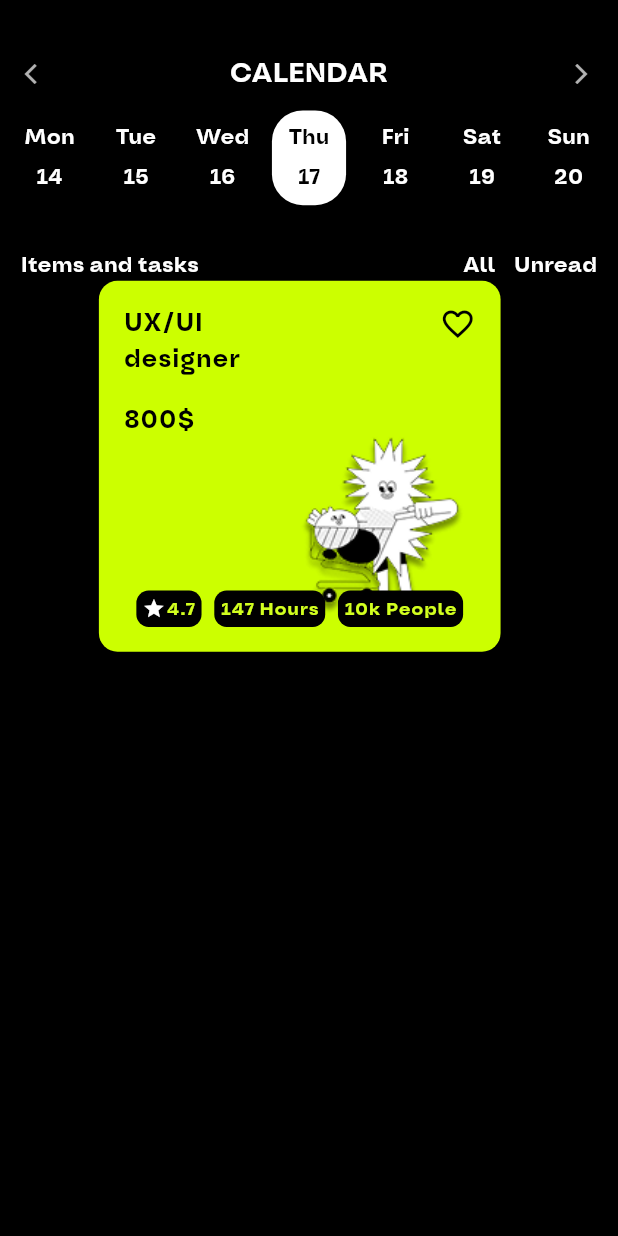
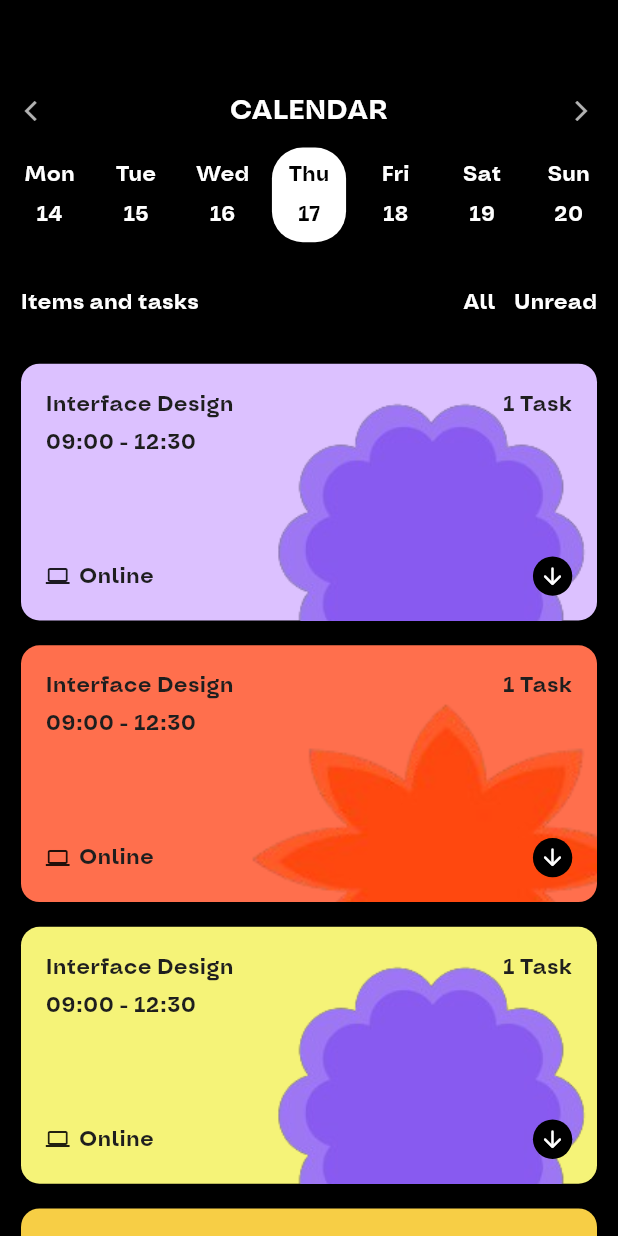
Before and after one commit to waqas1343/careerbuilder, a Flutter app: the LearningScreen screen opened directly, on a phone screen of 412 x 824 dp. Run offline on Flutter 3.47's test engine with Material 3 defaults, Android fonts, the light colour scheme and no system bars; our stand-ins replace sizer.

Commit message:
learning screen complete

```diff
--- a/lib/main.dart
+++ b/lib/main.dart
@@ -27,7 +27,7 @@ class MyApp extends StatelessWidget {
             theme: AppTextTheme.lightTheme,
             darkTheme: AppTextTheme.darkTheme,
             themeMode: ThemeMode.light,
-            home: BottomNavScreen(),
+            home: LearningScreen(),
           );
         },
       ),
--- /dev/null
+++ b/lib/model/learning_task_model/learning_task_model.dart
@@ -0,0 +1,19 @@
+import 'package:flutter/material.dart';
+
+class TaskModel {
+  final String title;
+  final String time;
+  final String taskCount;
+  final String mode;
+  final String image;
+   final Color color;
+
+  TaskModel({
+    required this.image,
+    required this.title,
+    required this.time,
+    required this.taskCount,
+    required this.mode,
+    required this.color,
+  });
+}
--- a/lib/utils/constant/app_images/app_images.dart
+++ b/lib/utils/constant/app_images/app_images.dart
@@ -9,4 +9,6 @@ class AppImages {
   static const String banner4 = 'assets/images/31.png';
   static const String banner5 = 'assets/images/33.png';
   static const String banner6 = 'assets/images/34.png';
+  static const String learning1 = 'assets/images/41.png';
+  static const String learning2 = 'assets/images/42.png';
 }
--- a/lib/utils/text_theme/text_theme.dart
+++ b/lib/utils/text_theme/text_theme.dart
@@ -22,7 +22,7 @@ class AppTextTheme {
       titleLarge: TextStyle(
           fontSize: 18, fontWeight: FontWeight.w500, color: Appcolors.btColorW),
       titleMedium: TextStyle(
-          fontSize: 16, fontWeight: FontWeight.w400, color: Appcolors.btColorW),
+          fontSize: 14, fontWeight: FontWeight.w400, color: Appcolors.bgColor),
       titleSmall: TextStyle(
           fontSize: 14, fontWeight: FontWeight.w400, color: Appcolors.btColorW),
       bodyLarge: TextStyle(
@@ -66,7 +66,7 @@ class AppTextTheme {
       titleLarge: TextStyle(
           fontSize: 18, fontWeight: FontWeight.w500, color: Colors.white70),
       titleMedium: TextStyle(
-          fontSize: 16, fontWeight: FontWeight.w400, color: Colors.white70),
+          fontSize: 16, fontWeight: FontWeight.w400, color: Appcolors.bgColor),
       titleSmall: TextStyle(
           fontSize: 14, fontWeight: FontWeight.w400, color: Colors.white60),
       bodyLarge: TextStyle(
--- a/lib/view/screens/learning_screen/learning_screen.dart
+++ b/lib/view/screens/learning_screen/learning_screen.dart
@@ -1,9 +1,11 @@
-import 'package:careerbuilder/model/course_lists/course_list.dart';
+import 'package:careerbuilder/model/learning_task_model/learning_task_model.dart';
 import 'package:careerbuilder/utils/constant/app_strings/appstrings.dart';
 import 'package:careerbuilder/utils/constant/custom_text/custom_text.dart';
+import 'package:careerbuilder/view_model/Controller/learning_task/learning_task_controller.dart';
 import 'package:careerbuilder/widgets/calender_widget/calender_widget.dart';
-import 'package:careerbuilder/widgets/custom_card_widget/custom_card_widget.dart';
+import 'package:careerbuilder/widgets/learning_task_card_widget/learning_task_card_widget.dart';
 import 'package:flutter/material.dart';
+import 'package:provider/provider.dart';
 import 'package:sizer/sizer.dart';
 
 class LearningScreen extends StatelessWidget {
@@ -11,15 +13,16 @@ class LearningScreen extends StatelessWidget {
 
   @override
   Widget build(BuildContext context) {
+    final tasks = Provider.of<TaskProvider>(context).tasks;
+
     return Scaffold(
       body: Column(
         children: [
-          SizedBox(
-            child: CalendarWidget(),
-          ),
+          const CalendarWidget(),
           Padding(
             padding: const EdgeInsets.all(14.0),
             child: Column(
+              crossAxisAlignment: CrossAxisAlignment.start,
               children: [
                 Row(
                   children: [
@@ -27,21 +30,29 @@ class LearningScreen extends StatelessWidget {
                       text: Appstrings.itemsTasks,
                       style: Theme.of(context).textTheme.titleSmall,
                     ),
-                    Spacer(),
+                    const Spacer(),
                     CustomText(
                       text: Appstrings.all,
                       style: Theme.of(context).textTheme.titleSmall,
                     ),
                     SizedBox(width: 3.w),
                     CustomText(
-                        text: Appstrings.unRead,
-                        style: Theme.of(context).textTheme.titleSmall),
+                      text: Appstrings.unRead,
+                      style: Theme.of(context).textTheme.titleSmall,
+                    ),
                   ],
                 ),
-                SizedBox(
-                  child: CustomCourseCard(course: courseList.first),
-                )
+                SizedBox(height: 1.h),
               ],
+            ),
+          ),
+          Expanded(
+            child: ListView.builder(
+              padding: const EdgeInsets.symmetric(horizontal: 14),
+              itemCount: tasks.length,
+              itemBuilder: (context, index) {
+                return TaskCard(task: tasks[index]);
+              },
             ),
           ),
         ],
--- /dev/null
+++ b/lib/view_model/Controller/learning_task/learning_task_controller.dart
@@ -0,0 +1,41 @@
+import 'package:careerbuilder/model/learning_task_model/learning_task_model.dart';
+import 'package:careerbuilder/utils/constant/app_colours/appcolors.dart';
+import 'package:careerbuilder/utils/constant/app_images/app_images.dart';
+import 'package:flutter/material.dart';
+
+class TaskProvider with ChangeNotifier {
+  final List<TaskModel> _tasks = [
+    TaskModel(
+      title: 'Interface Design',
+      time: '09:00 - 12:30',
+      taskCount: '1 Task',
+      mode: 'Online',
+      image: AppImages.learning1,
+      color: Appcolors.onBOne,
+    ),
+    TaskModel(
+      title: 'Interface Design',
+      time: '09:00 - 12:30',
+      taskCount: '1 Task',
+      mode: 'Online',
+      image: AppImages.learning2,
+      color: Appcolors.redColor,
+    ),
+    TaskModel(
+        title: 'Interface Design',
+        time: '09:00 - 12:30',
+        taskCount: '1 Task',
+        mode: 'Online',
+        image: AppImages.learning1,
+        color: Appcolors.btColor),
+    TaskModel(
+        title: 'Interface Design',
+        time: '09:00 - 12:30',
+        taskCount: '1 Task',
+        mode: 'Online',
+        image: AppImages.learning1,
+        color: Appcolors.onBtwo),
+  ];
+
+  List<TaskModel> get tasks => _tasks;
+}
--- a/lib/view_model/multi_Provider/multi_providers.dart
+++ b/lib/view_model/multi_Provider/multi_providers.dart
@@ -1,6 +1,7 @@
 import 'package:careerbuilder/view_model/Controller/bottom_navigation_controller/bottom_navigation_controller.dart';
 import 'package:careerbuilder/view_model/Controller/calender_provider/calender_provider.dart';
 import 'package:careerbuilder/view_model/Controller/category_selector_controller/category_selector_controller.dart';
+import 'package:careerbuilder/view_model/Controller/learning_task/learning_task_controller.dart';
 import 'package:careerbuilder/view_model/Controller/splashscreen_controller.dart';
 import 'package:provider/provider.dart';
 
@@ -22,4 +23,7 @@ final List<ChangeNotifierProvider> multiAppProvider = [
   ChangeNotifierProvider<CalendarProvider>(
     create: (context) => CalendarProvider(),
   ),
+  ChangeNotifierProvider<TaskProvider>(
+    create: (context) => TaskProvider(),
+  ),
 ];
--- a/lib/widgets/calender_widget/calender_widget.dart
+++ b/lib/widgets/calender_widget/calender_widget.dart
@@ -27,7 +27,7 @@ class CalendarWidget extends StatelessWidget {
       child: Column(
         children: [
           SizedBox(
-            height: 2.h,
+            height: 5.h,
           ),
           Row(
             mainAxisAlignment: MainAxisAlignment.spaceBetween,
--- a/lib/widgets/custom_card_widget/custom_card_widget.dart
+++ b/lib/widgets/custom_card_widget/custom_card_widget.dart
@@ -1,5 +1,4 @@
 import 'package:careerbuilder/model/course_lists/course_list.dart';
-import 'package:careerbuilder/model/course_model/course_listview_model.dart';
 import 'package:careerbuilder/utils/constant/custom_text/custom_text.dart';
 import 'package:flutter/material.dart';
 import 'package:sizer/sizer.dart';
--- /dev/null
+++ b/lib/widgets/learning_task_card_widget/learning_task_card_widget.dart
@@ -0,0 +1,96 @@
+import 'package:careerbuilder/model/learning_task_model/learning_task_model.dart';
+import 'package:careerbuilder/utils/constant/custom_text/custom_text.dart';
+import 'package:flutter/material.dart';
+import 'package:sizer/sizer.dart';
+
+class TaskCard extends StatelessWidget {
+  final TaskModel task;
+  const TaskCard({required this.task, super.key});
+
+  @override
+  Widget build(BuildContext context) {
+    return Container(
+      margin: EdgeInsets.symmetric(vertical: 1.h),
+      decoration: BoxDecoration(
+        color: task.color,
+        borderRadius: BorderRadius.circular(3.w),
+      ),
+      width: double.infinity,
+      child: Stack(
+        children: [
+          Positioned(
+            bottom: -10.h,
+            right: -13.w,
+            child: Container(
+              height: 30.h,
+              width: 75.w,
+              decoration: const BoxDecoration(
+                shape: BoxShape.circle,
+              ),
+              child: ClipOval(
+                child: Image.asset(
+                  task.image,
+                  fit: BoxFit.contain,
+                ),
+              ),
+            ),
+          ),
+          Padding(
+            padding: EdgeInsets.symmetric(horizontal: 4.w, vertical: 2.h),
+            child: Column(
+              crossAxisAlignment: CrossAxisAlignment.start,
+              children: [
+                Row(
+                  children: [
+                    CustomText(
+                      text: task.title,
+                      style: Theme.of(context).textTheme.titleMedium,
+                    ),
+                    const Spacer(),
+                    CustomText(
+                      text: task.taskCount,
+                      style: Theme.of(context).textTheme.titleMedium,
+                    ),
+                  ],
+                ),
+                SizedBox(height: 0.5.h),
+                CustomText(
+                  text: task.time,
+                  style: Theme.of(context).textTheme.titleMedium,
+                ),
+                SizedBox(height: 8.h), // was 65 fixed, now responsive
+                Row(
+                  mainAxisAlignment: MainAxisAlignment.spaceBetween,
+                  children: [
+                    Row(
+                      children: [
+                        const Icon(Icons.computer, size: 16),
+                        SizedBox(width: 1.5.w),
+                        CustomText(
+                          text: task.mode,
+                          style: Theme.of(context).textTheme.titleMedium,
+                        ),
+                      ],
+                    ),
+                    Container(
+                      decoration: const BoxDecoration(
+                        color: Colors.black,
+                        shape: BoxShape.circle,
+                      ),
+                      padding: EdgeInsets.all(1.w),
+                      child: const Icon(
+                        Icons.arrow_downward_rounded,
+                        color: Colors.white,
+                        size: 18,
+                      ),
+                    ),
+                  ],
+                ),
+              ],
+            ),
+          ),
+        ],
+      ),
+    );
+  }
+}
```
Also changed, not shown: assets/images/41.png (added), assets/images/42.png (added).
